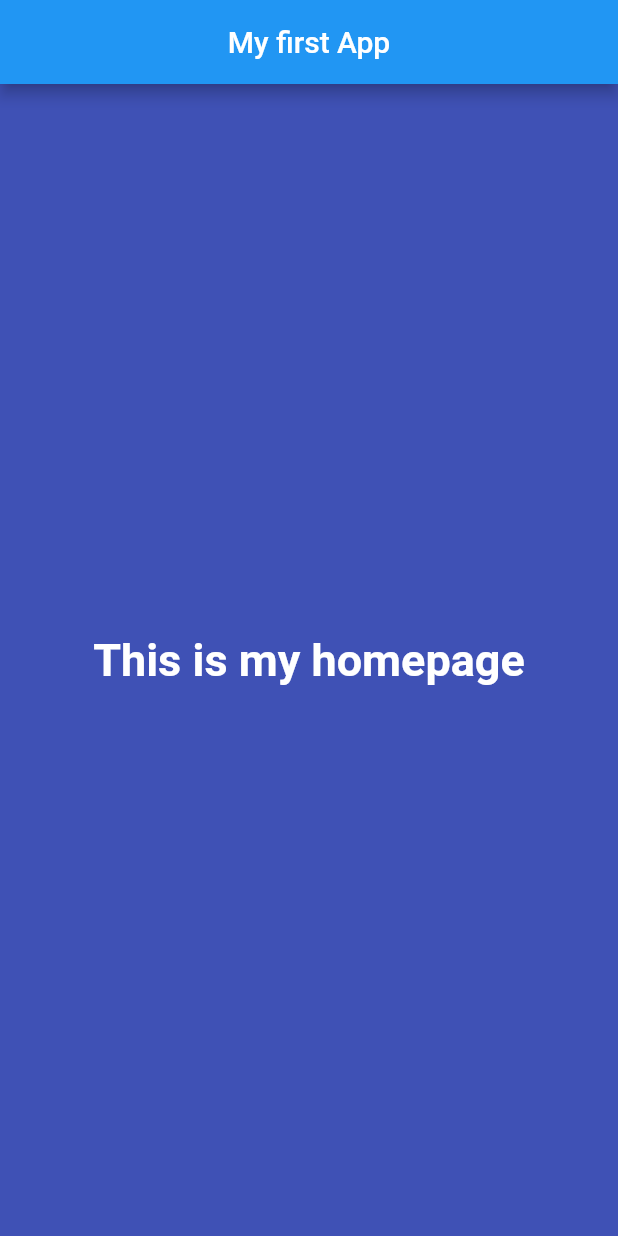
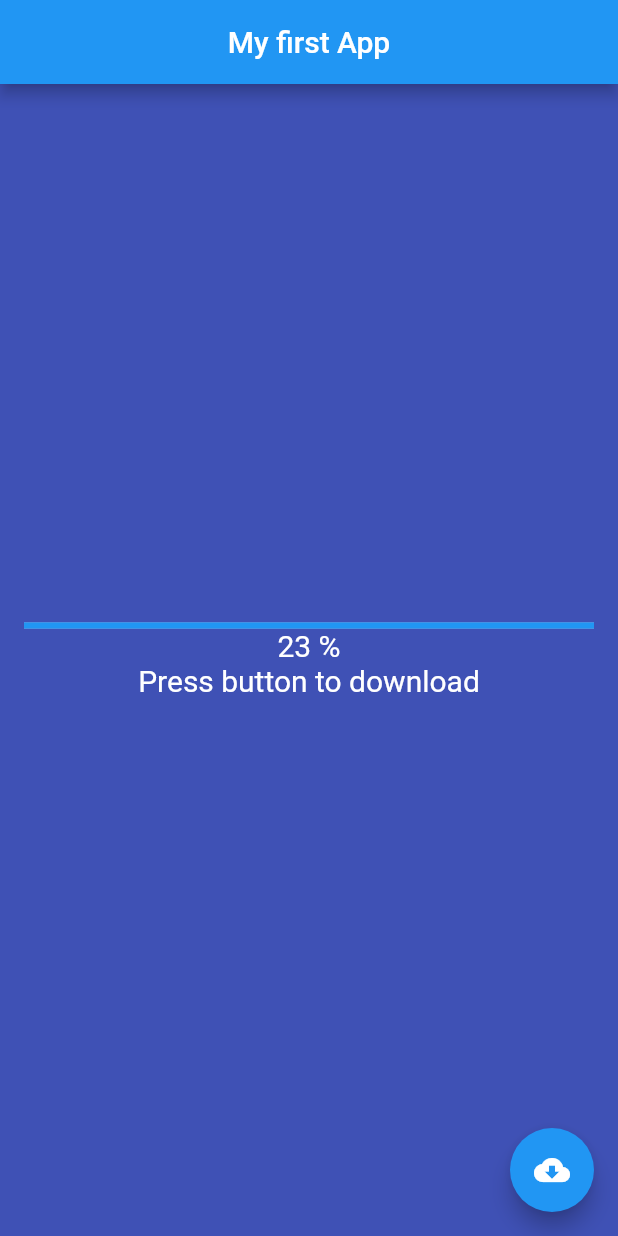
Before and after one commit to f957-cua/learn_flutter, a Flutter app: the screen it shows after launch, on a phone screen of 412 x 824 dp. Run offline on Flutter 3.47's test engine with Material 2 defaults, Android fonts, the phone set to English and light mode, and no system bars.

```diff
--- a/lib/main.dart
+++ b/lib/main.dart
@@ -1,8 +1,15 @@
+// ignore_for_file: prefer_const_constructors
+
 import 'package:flutter/material.dart';
 
 void main() {
-  runApp(
-    MaterialApp(
+  runApp(MyFirstApp());
+}
+
+class MyFirstApp extends StatelessWidget {
+  @override
+  Widget build(BuildContext context) {
+    return MaterialApp(
       home: Scaffold(
         backgroundColor: Colors.indigo,
         appBar: AppBar(
@@ -10,16 +17,35 @@ void main() {
           centerTitle: true,
         ),
         body: Center(
-          child: Text(
-            'This is my homepage',
-            style: TextStyle(
-              fontSize: 30,
-              fontWeight: FontWeight.bold,
-              color: Colors.white,
+          child: Container(
+            padding: EdgeInsets.all(16),
+            child: Column(
+              mainAxisAlignment: MainAxisAlignment.center,
+              children: <Widget>[
+                LinearProgressIndicator(value: 23),
+                Text(
+                  '23 %',
+                  style: TextStyle(
+                    color: Colors.white,
+                    fontSize: 20,
+                  ),
+                ),
+                Text(
+                  'Press button to download',
+                  style: TextStyle(
+                    color: Colors.white,
+                    fontSize: 20,
+                  ),
+                ),
+              ],
             ),
           ),
         ),
+        floatingActionButton: FloatingActionButton(
+          onPressed: null,
+          child: Icon(Icons.cloud_download),
+        ),
       ),
-    ),
-  );
+    );
+  }
 }
```
